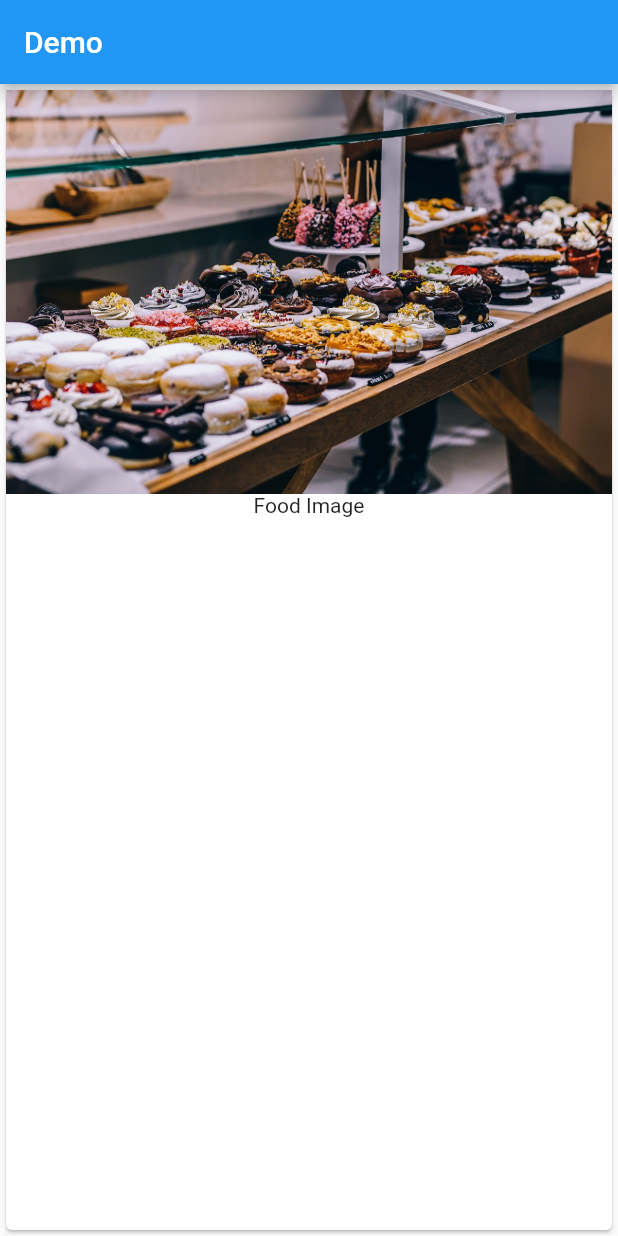
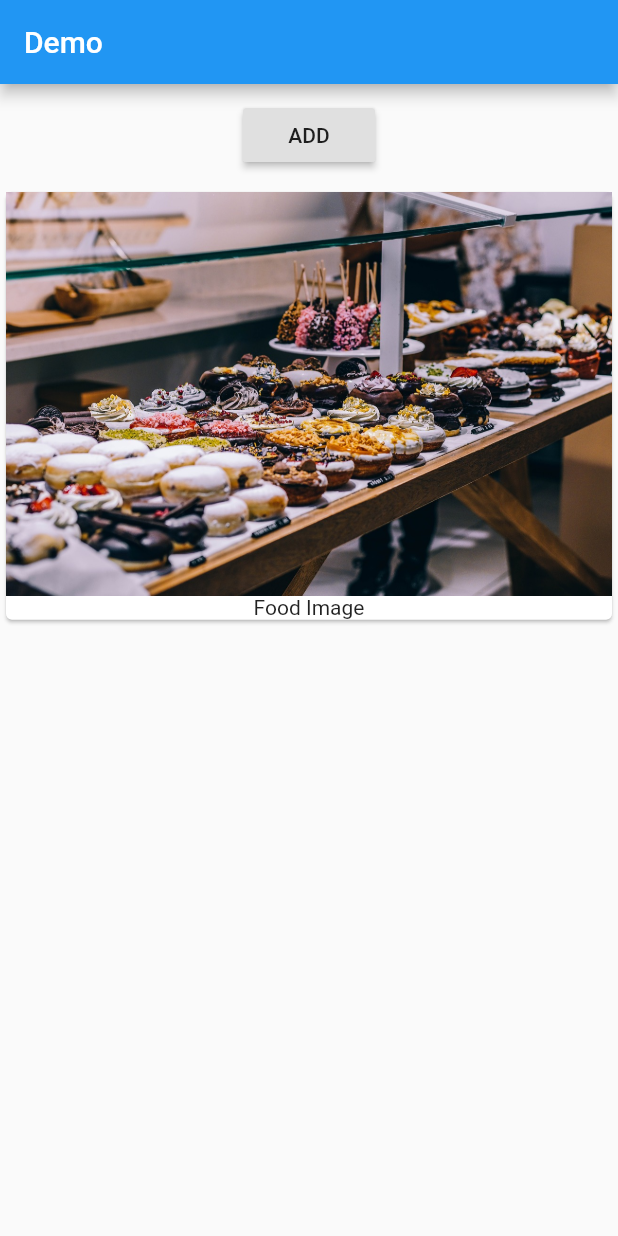
Before and after one commit to akashandroid90/first_app, a Flutter app: the screen it shows after launch, on a phone screen of 412 x 824 dp. Run offline on Flutter 3.47's test engine with Material 2 defaults, Android fonts, the phone set to English and light mode, and no system bars.

Commit message:
backup changes

```diff
--- a/lib/main.dart
+++ b/lib/main.dart
@@ -4,7 +4,15 @@ main() {
   runApp(MyApp());
 }
 
-class MyApp extends StatelessWidget {
+class MyApp extends StatefulWidget {
+  @override
+  State<StatefulWidget> createState() {
+    // TODO: implement createState
+    return _MyAppState();
+  }
+}
+
+class _MyAppState extends State<MyApp> {
   @override
   Widget build(context) {
     return MaterialApp(
@@ -12,7 +20,16 @@ class MyApp extends StatelessWidget {
         appBar: AppBar(
           title: Text('Demo'),
         ),
-        body: Card(
+        body: Column(
+          children: [
+            Container(
+              margin: EdgeInsets.all(10.0),
+              child: RaisedButton(
+                onPressed: () {},
+                child: Text("ADD"),
+              ),
+            ),
+            Card(
               child: Column(
                 children: <Widget>[
                   Image.asset('assets/food.jpg'),
@@ -20,6 +37,8 @@ class MyApp extends StatelessWidget {
                 ],
               ),
             ),
+          ],
+        ),
       ),
     );
   }
```
Lines whose indentation alone changed are shown as unchanged.
